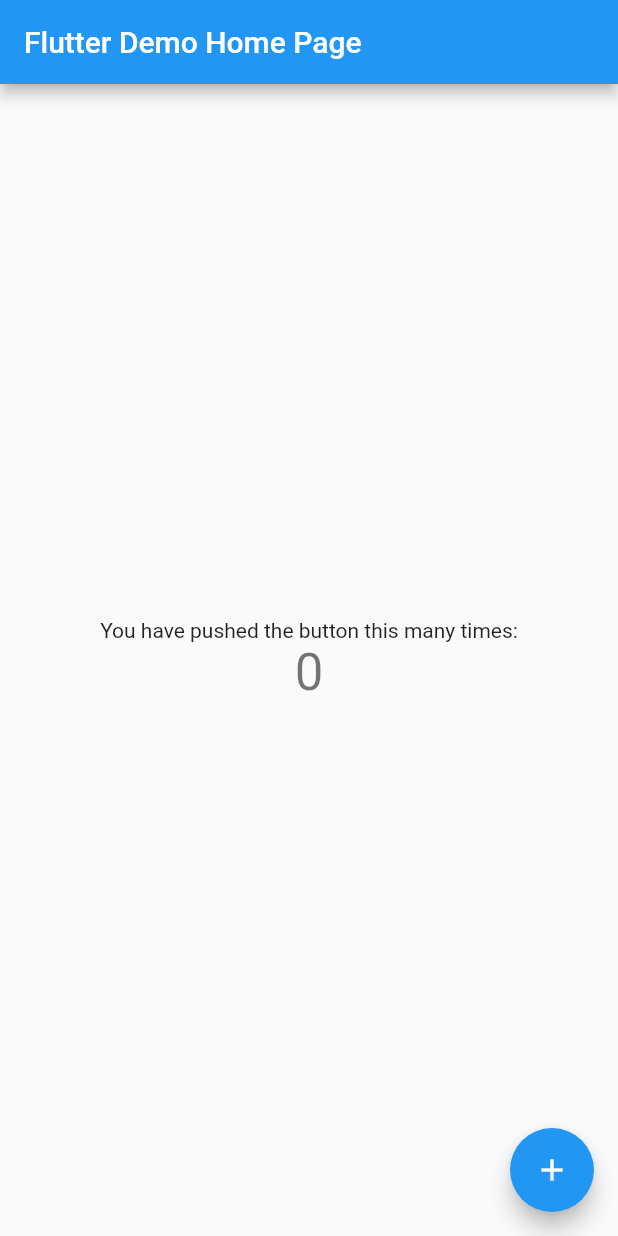
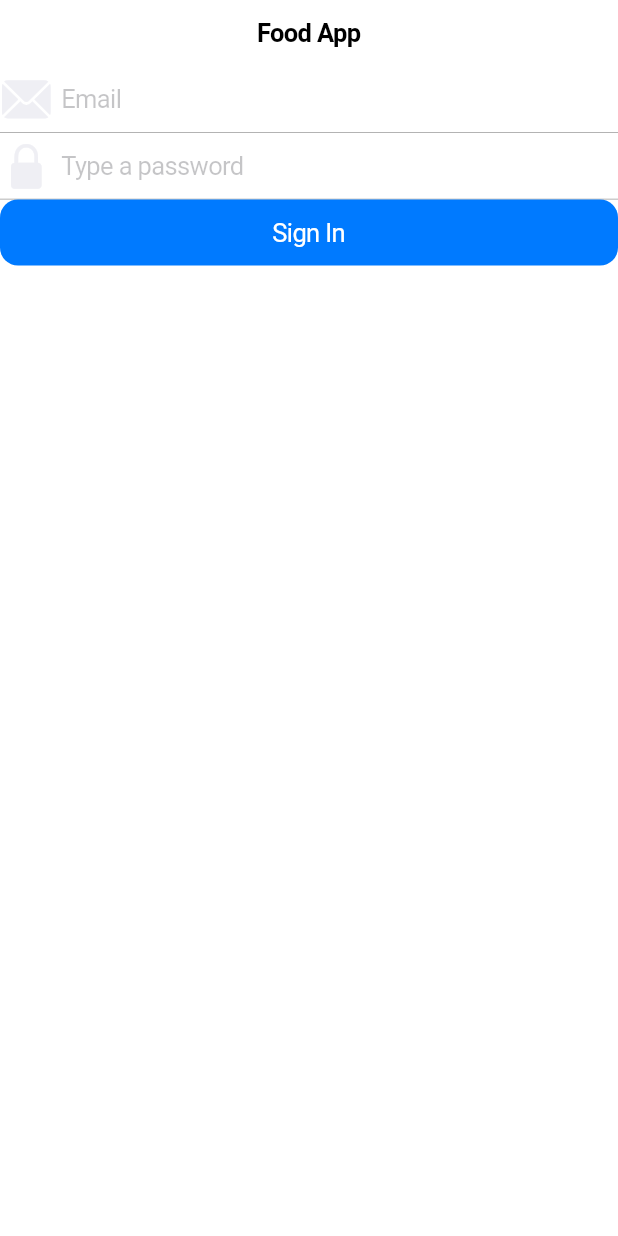
Before and after one commit to eddieware/final_project_ios_firebase, a Flutter app: the screen it shows after launch, on a phone screen of 412 x 824 dp. Run offline on Flutter 3.47's test engine with Material 2 defaults, Android fonts, the phone set to English and light mode, and no system bars.

Commit message:
get_emmail_and_pass

```diff
--- a/lib/main.dart
+++ b/lib/main.dart
@@ -1,117 +1,11 @@
-import 'package:flutter/material.dart';
+import 'package:final_project_ios_firebase/pages/sign_in.dart';
+import 'package:flutter/cupertino.dart';
 
-void main() {
-  runApp(MyApp());
-}
+void main() => runApp(MyApp());
 
 class MyApp extends StatelessWidget {
-  // This widget is the root of your application.
   @override
   Widget build(BuildContext context) {
-    return MaterialApp(
-      title: 'Flutter Demo',
-      theme: ThemeData(
-        // This is the theme of your application.
-        //
-        // Try running your application with "flutter run". You'll see the
-        // application has a blue toolbar. Then, without quitting the app, try
-        // changing the primarySwatch below to Colors.green and then invoke
-        // "hot reload" (press "r" in the console where you ran "flutter run",
-        // or simply save your changes to "hot reload" in a Flutter IDE).
-        // Notice that the counter didn't reset back to zero; the application
-        // is not restarted.
-        primarySwatch: Colors.blue,
-        // This makes the visual density adapt to the platform that you run
-        // the app on. For desktop platforms, the controls will be smaller and
-        // closer together (more dense) than on mobile platforms.
-        visualDensity: VisualDensity.adaptivePlatformDensity,
-      ),
-      home: MyHomePage(title: 'Flutter Demo Home Page'),
-    );
+    return CupertinoApp(title: 'Cupertino App', home: Signin_Page());
   }
 }
-
-class MyHomePage extends StatefulWidget {
-  MyHomePage({Key key, this.title}) : super(key: key);
-
-  // This widget is the home page of your application. It is stateful, meaning
-  // that it has a State object (defined below) that contains fields that affect
-  // how it looks.
-
-  // This class is the configuration for the state. It holds the values (in this
-  // case the title) provided by the parent (in this case the App widget) and
-  // used by the build method of the State. Fields in a Widget subclass are
-  // always marked "final".
-
-  final String title;
-
-  @override
-  _MyHomePageState createState() => _MyHomePageState();
-}
-
-class _MyHomePageState extends State<MyHomePage> {
-  int _counter = 0;
-
-  void _incrementCounter() {
-    setState(() {
-      // This call to setState tells the Flutter framework that something has
-      // changed in this State, which causes it to rerun the build method below
-      // so that the display can reflect the updated values. If we changed
-      // _counter without calling setState(), then the build method would not be
-      // called again, and so nothing would appear to happen.
-      _counter++;
-    });
-  }
-
-  @override
-  Widget build(BuildContext context) {
-    // This method is rerun every time setState is called, for instance as done
-    // by the _incrementCounter method above.
-    //
-    // The Flutter framework has been optimized to make rerunning build methods
-    // fast, so that you can just rebuild anything that needs updating rather
-    // than having to individually change instances of widgets.
-    return Scaffold(
-      appBar: AppBar(
-        // Here we take the value from the MyHomePage object that was created by
-        // the App.build method, and use it to set our appbar title.
-        title: Text(widget.title),
-      ),
-      body: Center(
-        // Center is a layout widget. It takes a single child and positions it
-        // in the middle of the parent.
-        child: Column(
-          // Column is also a layout widget. It takes a list of children and
-          // arranges them vertically. By default, it sizes itself to fit its
-          // children horizontally, and tries to be as tall as its parent.
-          //
-          // Invoke "debug painting" (press "p" in the console, choose the
-          // "Toggle Debug Paint" action from the Flutter Inspector in Android
-          // Studio, or the "Toggle Debug Paint" command in Visual Studio Code)
-          // to see the wireframe for each widget.
-          //
-          // Column has various properties to control how it sizes itself and
-          // how it positions its children. Here we use mainAxisAlignment to
-          // center the children vertically; the main axis here is the vertical
-          // axis because Columns are vertical (the cross axis would be
-          // horizontal).
-          mainAxisAlignment: MainAxisAlignment.center,
-          children: <Widget>[
-            Text(
-              'You have pushed the button this many times:',
-            ),
-            Text(
-              '$_counter',
-              style: Theme.of(context).textTheme.headline4,
-            ),
-          ],
-        ),
-      ),
-      floatingActionButton: FloatingActionButton(
-        onPressed: _incrementCounter,
-        tooltip: 'Increment',
-        child: Icon(Icons.add),
-      ), // This trailing comma makes auto-formatting nicer for build methods.
-    );
-  }
-}
--- /dev/null
+++ b/lib/pages/sign_in.dart
@@ -0,0 +1,93 @@
+import 'package:flutter/cupertino.dart';
+import 'package:flutter/material.dart';
+
+class Signin_Page extends StatefulWidget {
+  Signin_Page({Key key}) : super(key: key);
+
+  @override
+  _Signin_PageState createState() => _Signin_PageState();
+}
+
+class _Signin_PageState extends State<Signin_Page> {
+  TextEditingController _txtPassCntrllr = new TextEditingController();
+  TextEditingController _txtEmailCntrllr = new TextEditingController();
+
+  String _email = '';
+  String _pass = '';
+
+  @override
+  Widget build(BuildContext context) {
+    return CupertinoPageScaffold(
+        navigationBar: CupertinoNavigationBar(
+          middle: Text('Food App'),
+          backgroundColor: CupertinoColors.activeOrange,
+        ),
+        child: ListView(
+          children: <Widget>[
+            _crearEmail(),
+            _crearPassword(),
+            _crearBoton(),
+          ],
+        ));
+  }
+
+  Widget _crearEmail() {
+    return CupertinoTextField(
+      controller: _txtEmailCntrllr,
+      prefix: Icon(
+        CupertinoIcons.mail_solid,
+        color: CupertinoColors.extraLightBackgroundGray,
+        size: 35.0,
+      ),
+      padding: EdgeInsets.symmetric(horizontal: 6.0, vertical: 12.0),
+      clearButtonMode: OverlayVisibilityMode.editing,
+      keyboardType: TextInputType.emailAddress,
+      autocorrect: false,
+      decoration: BoxDecoration(
+        border: Border(
+            bottom:
+                BorderSide(width: 0.5, color: CupertinoColors.inactiveGray)),
+      ),
+      placeholder: 'Email',
+      onChanged: (value) {
+        value = _txtEmailCntrllr.toString();
+        Text(value);
+      },
+    );
+  }
+
+  Widget _crearPassword() {
+    return CupertinoTextField(
+      controller: _txtPassCntrllr,
+      prefix: Icon(
+        CupertinoIcons.padlock_solid,
+        color: CupertinoColors.extraLightBackgroundGray,
+        size: 35.0,
+      ),
+      padding: EdgeInsets.symmetric(horizontal: 6.0, vertical: 12.0),
+      clearButtonMode: OverlayVisibilityMode.editing,
+      keyboardType: TextInputType.visiblePassword,
+      autocorrect: false,
+      decoration: BoxDecoration(
+        border: Border(
+            bottom:
+                BorderSide(width: 0.5, color: CupertinoColors.inactiveGray)),
+      ),
+      placeholder: 'Type a password',
+    );
+  }
+
+  Widget _crearBoton() {
+    return CupertinoButton.filled(
+      child: Text('Sign In'),
+      onPressed: _signFunction,
+      padding: EdgeInsets.symmetric(horizontal: 20),
+    );
+  }
+
+  void _signFunction() {
+    //print('SIGNIN FUNCTION');
+    print('${_txtEmailCntrllr.text}');
+    print('${_txtPassCntrllr.text}');
+  }
+}
```
